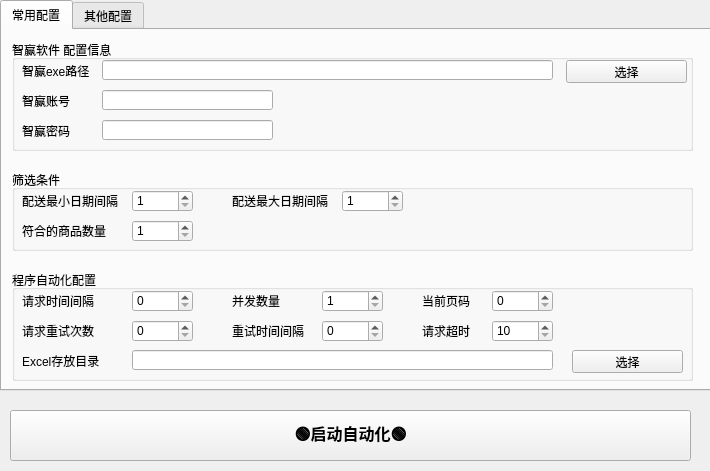
feassh/zying-auto, file ui/main.ui: the form before one commit.
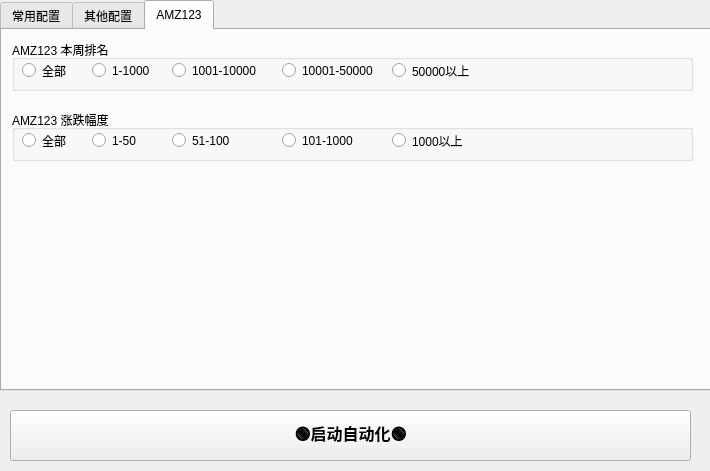
The form after the commit. The open tabs and pages were chosen to show the change.

Diff of the .ui file:
```diff
--- a/ui/main.ui
+++ b/ui/main.ui
@@ -733,6 +733,167 @@
       </widget>
      </widget>
     </widget>
+    <widget class="QWidget" name="tab_3">
+     <attribute name="title">
+      <string>AMZ123</string>
+     </attribute>
+     <widget class="QGroupBox" name="groupBox_8">
+      <property name="geometry">
+       <rect>
+        <x>10</x>
+        <y>10</y>
+        <width>681</width>
+        <height>51</height>
+       </rect>
+      </property>
+      <property name="title">
+       <string>AMZ123 本周排名</string>
+      </property>
+      <widget class="QRadioButton" name="rbAmz123WeekAll">
+       <property name="geometry">
+        <rect>
+         <x>10</x>
+         <y>20</y>
+         <width>51</width>
+         <height>21</height>
+        </rect>
+       </property>
+       <property name="text">
+        <string>全部</string>
+       </property>
+      </widget>
+      <widget class="QRadioButton" name="rbAmz123Week1">
+       <property name="geometry">
+        <rect>
+         <x>80</x>
+         <y>20</y>
+         <width>71</width>
+         <height>21</height>
+        </rect>
+       </property>
+       <property name="text">
+        <string>1-1000</string>
+       </property>
+      </widget>
+      <widget class="QRadioButton" name="rbAmz123Week1001">
+       <property name="geometry">
+        <rect>
+         <x>160</x>
+         <y>20</y>
+         <width>91</width>
+         <height>21</height>
+        </rect>
+       </property>
+       <property name="text">
+        <string>1001-10000</string>
+       </property>
+      </widget>
+      <widget class="QRadioButton" name="rbAmz123Week10001">
+       <property name="geometry">
+        <rect>
+         <x>270</x>
+         <y>20</y>
+         <width>91</width>
+         <height>21</height>
+        </rect>
+       </property>
+       <property name="text">
+        <string>10001-50000</string>
+       </property>
+      </widget>
+      <widget class="QRadioButton" name="rbAmz123Week50000">
+       <property name="geometry">
+        <rect>
+         <x>380</x>
+         <y>20</y>
+         <width>91</width>
+         <height>21</height>
+        </rect>
+       </property>
+       <property name="text">
+        <string>50000以上</string>
+       </property>
+      </widget>
+     </widget>
+     <widget class="QGroupBox" name="groupBox_9">
+      <property name="geometry">
+       <rect>
+        <x>10</x>
+        <y>80</y>
+        <width>681</width>
+        <height>51</height>
+       </rect>
+      </property>
+      <property name="title">
+       <string>AMZ123 涨跌幅度</string>
+      </property>
+      <widget class="QRadioButton" name="rbAmz123FluctuationAll">
+       <property name="geometry">
+        <rect>
+         <x>10</x>
+         <y>20</y>
+         <width>51</width>
+         <height>21</height>
+        </rect>
+       </property>
+       <property name="text">
+        <string>全部</string>
+       </property>
+      </widget>
+      <widget class="QRadioButton" name="rbAmz123Fluctuation1">
+       <property name="geometry">
+        <rect>
+         <x>80</x>
+         <y>20</y>
+         <width>71</width>
+         <height>21</height>
+        </rect>
+       </property>
+       <property name="text">
+        <string>1-50</string>
+       </property>
+      </widget>
+      <widget class="QRadioButton" name="rbAmz123Fluctuation51">
+       <property name="geometry">
+        <rect>
+         <x>160</x>
+         <y>20</y>
+         <width>91</width>
+         <height>21</height>
+        </rect>
+       </property>
+       <property name="text">
+        <string>51-100</string>
+       </property>
+      </widget>
+      <widget class="QRadioButton" name="rbAmz123Fluctuation101">
+       <property name="geometry">
+        <rect>
+         <x>270</x>
+         <y>20</y>
+         <width>91</width>
+         <height>21</height>
+        </rect>
+       </property>
+       <property name="text">
+        <string>101-1000</string>
+       </property>
+      </widget>
+      <widget class="QRadioButton" name="rbAmz123Fluctuation1000">
+       <property name="geometry">
+        <rect>
+         <x>380</x>
+         <y>20</y>
+         <width>91</width>
+         <height>21</height>
+        </rect>
+       </property>
+       <property name="text">
+        <string>1000以上</string>
+       </property>
+      </widget>
+     </widget>
+    </widget>
    </widget>
    <widget class="QPushButton" name="pbStart">
     <property name="geometry">
```
